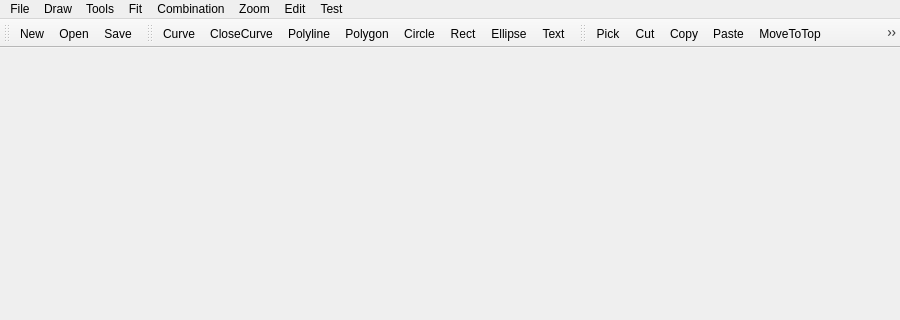
This is mainwindow.ui in iynaur/iynaur-s-vector-drawing as Qt 5 draws it before an edit; both pictures show x 0 to 900 and y 0 to 320 of the 900 by 600 pixel window. The edited form follows.
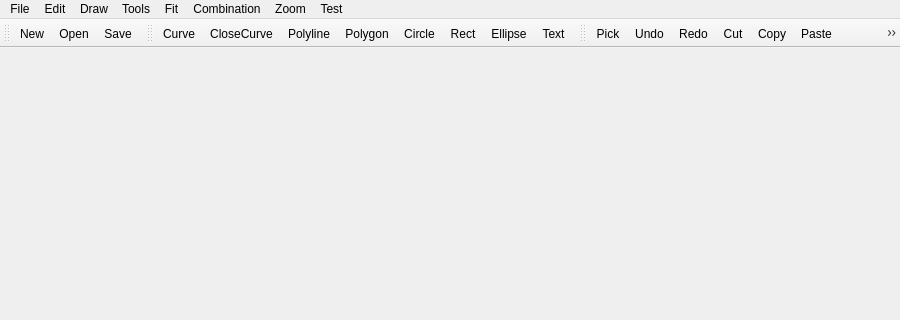
This is the edited form. Icons and pictures are not drawn.

```diff
--- a/mainwindow.ui
+++ b/mainwindow.ui
@@ -93,12 +93,12 @@
     <addaction name="actionTest"/>
    </widget>
    <addaction name="menuFile"/>
+   <addaction name="menuEdit"/>
    <addaction name="menuDraw"/>
    <addaction name="menuPick"/>
    <addaction name="menuFix"/>
    <addaction name="menuCombination"/>
    <addaction name="menuZoom"/>
-   <addaction name="menuEdit"/>
    <addaction name="menuTest"/>
   </widget>
   <widget class="QToolBar" name="toolBar_0">
@@ -149,6 +149,8 @@
     <bool>false</bool>
    </attribute>
    <addaction name="actionPick"/>
+   <addaction name="actionUndo"/>
+   <addaction name="actionRedo"/>
    <addaction name="actionCut"/>
    <addaction name="actionCopy"/>
    <addaction name="actionPaste"/>
@@ -158,6 +160,9 @@
    <addaction name="actionZoomIn"/>
    <addaction name="actionZoomOut"/>
    <addaction name="actionZoomOne"/>
+   <addaction name="actionCombination"/>
+   <addaction name="actionDivide"/>
+   <addaction name="actionDivideToEnd"/>
    <addaction name="actionPalm"/>
   </widget>
   <action name="actionCurve">
@@ -396,6 +401,24 @@
     <string>Cut</string>
    </property>
   </action>
+  <action name="actionUndo">
+   <property name="icon">
+    <iconset resource="res.qrc">
+     <normaloff>:/image/undo.png</normaloff>:/image/undo.png</iconset>
+   </property>
+   <property name="text">
+    <string>Undo</string>
+   </property>
+  </action>
+  <action name="actionRedo">
+   <property name="icon">
+    <iconset resource="res.qrc">
+     <normaloff>:/image/redo.png</normaloff>:/image/redo.png</iconset>
+   </property>
+   <property name="text">
+    <string>Redo</string>
+   </property>
+  </action>
  </widget>
  <layoutdefault spacing="6" margin="11"/>
  <resources>
```
Left out of the diff: 14 changed lines with no effect on the pictures.
